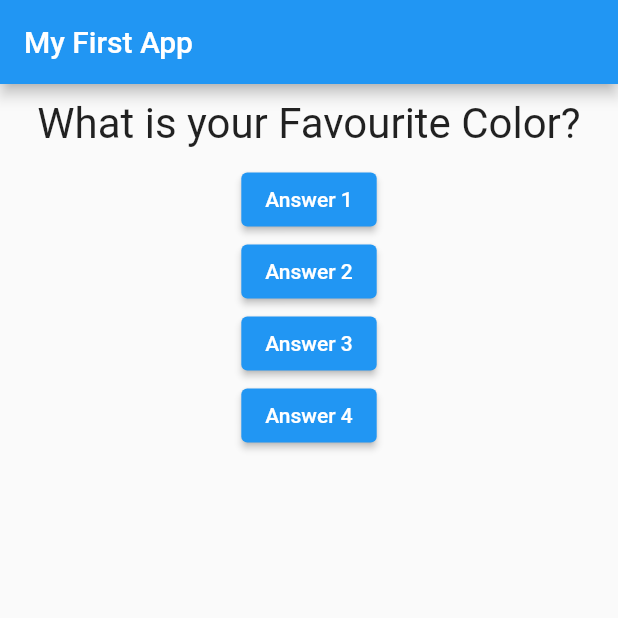
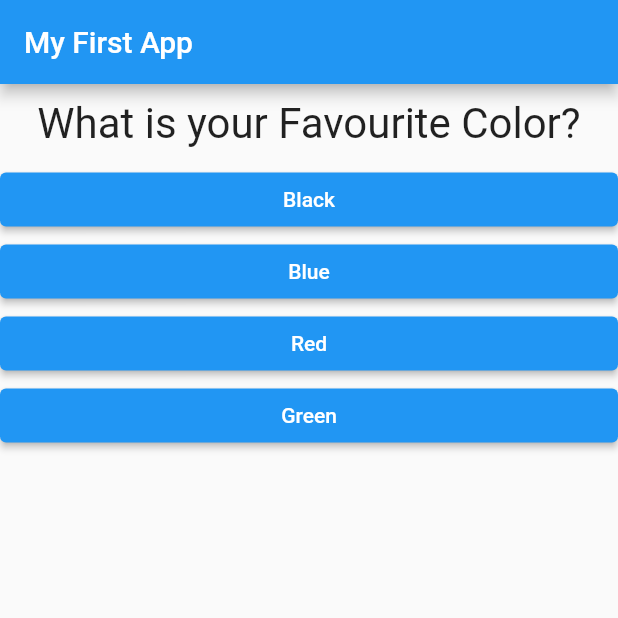
Before and after one commit to namsac16/Personality-Quiz-App, a Flutter app: the screen it shows after launch, on a phone screen of 412 x 824 dp, the top half of it. Run offline on Flutter 3.47's test engine with Material 2 defaults, Android fonts, the phone set to English and light mode, and no system bars.

Commit message:
Added a Widget for Answers

```diff
--- /dev/null
+++ b/lib/answer.dart
@@ -0,0 +1,18 @@
+import 'package:flutter/material.dart';
+
+class Answer extends StatelessWidget {
+
+  final Function selectHandler;
+  final String answer;
+  Answer(this.selectHandler, this.answer);
+  @override
+  Widget build(BuildContext context) {
+    return Container(
+      width: double.infinity,
+      child: ElevatedButton(
+        onPressed: selectHandler,
+        child: Text(answer),
+      ),
+    );
+  }
+}
--- a/lib/main.dart
+++ b/lib/main.dart
@@ -1,6 +1,7 @@
 import 'package:flutter/material.dart';
 
 import './question.dart';
+import './answer.dart';
 
 // void main() {
 //   runApp(MyApp());
@@ -23,8 +24,18 @@ class _MyAppState extends State<MyApp> {
   }
 
   var questions = [
-    'What is your Favourite Color?',
-    'What is your Favourite Animal?'
+    {
+      'questionText': 'What is your Favourite Color?',
+      'answers': ['Black', 'Blue', 'Red', 'Green']
+    },
+    {
+      'questionText': 'What is your Favourite Animal?',
+      'answers': ['Lion', 'Elephant', 'Gorilla', 'Tiger']
+    },
+    {
+      'questionText': 'What is your Favourite Fruit?',
+      'answers': ['Mango', 'Apple', 'Banana', 'Peach']
+    }
   ];
   @override
   Widget build(BuildContext context) {
@@ -35,23 +46,11 @@ class _MyAppState extends State<MyApp> {
         ),
         body: Column(
           children: [
-            Question(questions[_questionIndex]),
-            ElevatedButton(
-              onPressed: _answerQuestion,
-              child: Text("Answer 1"),
-            ),
-            ElevatedButton(
-              onPressed: _answerQuestion,
-              child: Text("Answer 2"),
-            ),
-            ElevatedButton(
-              onPressed: _answerQuestion,
-              child: Text("Answer 3"),
-            ),
-            ElevatedButton(
-              onPressed: _answerQuestion,
-              child: Text("Answer 4"),
-            ),
+            Question(questions[_questionIndex]['questionText']),
+            ...(questions[_questionIndex]['answers'] as List<String>)
+                .map((answer) {
+              return Answer(_answerQuestion, answer);
+            }).toList()
           ],
         ),
       ),
```
